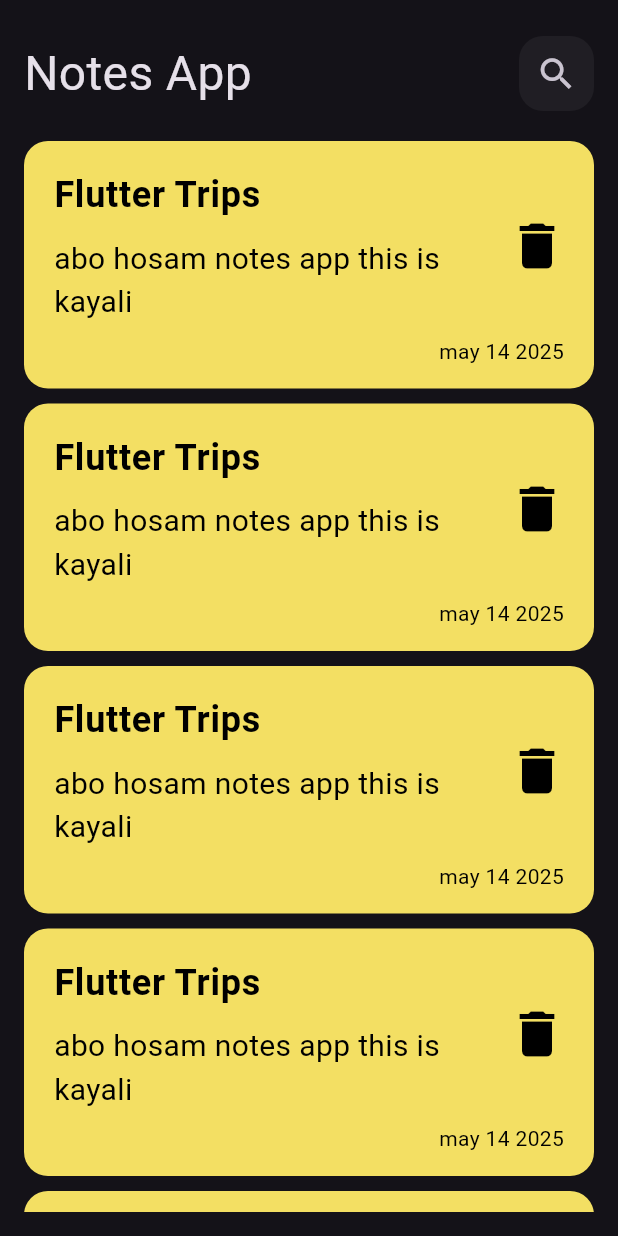
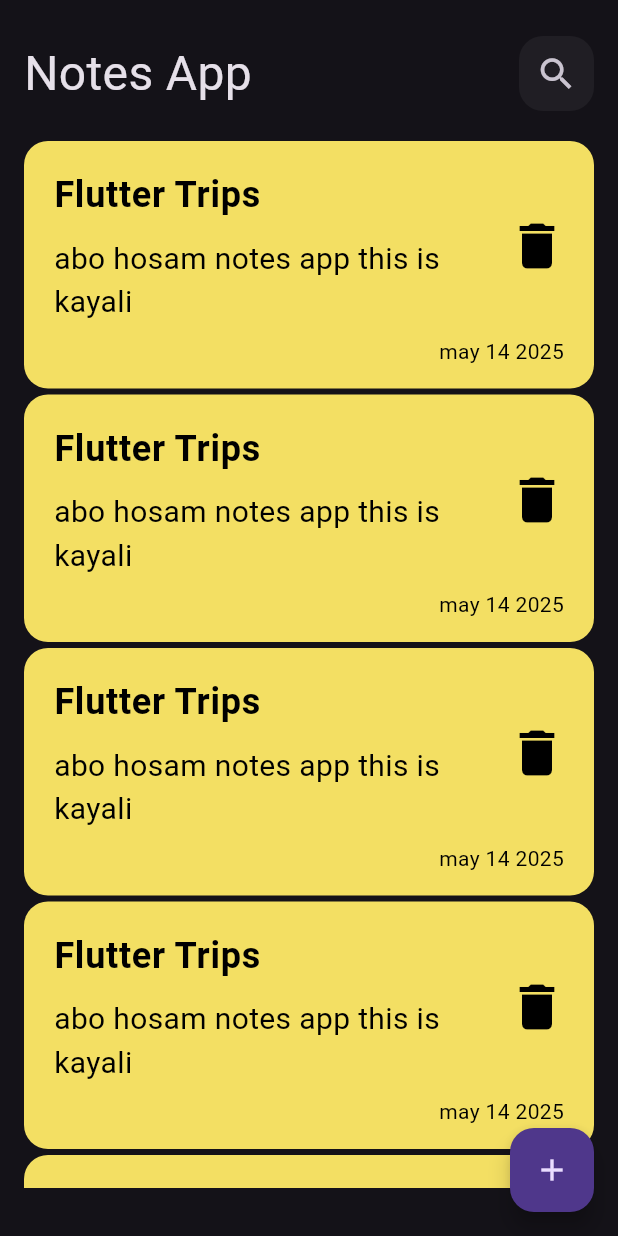
Before and after one commit to ismaeelkayali/noots_app, a Flutter app: the screen it shows after launch, on a phone screen of 412 x 824 dp. Run offline on Flutter 3.47's test engine with Material 3 defaults, Android fonts, the phone set to English and light mode, and no system bars.

Commit message:
add_floatingactionbutton

```diff
--- a/lib/views/nots_app_view.dart
+++ b/lib/views/nots_app_view.dart
@@ -7,6 +7,7 @@
   @override
   Widget build(BuildContext context) {
     return Scaffold(
+      floatingActionButton: FloatingActionButton(onPressed: (){},child: Icon(Icons.add),),
       body: NotsAppBody(),
     );
   }
--- a/lib/views/widget/notes_listview.dart
+++ b/lib/views/widget/notes_listview.dart
@@ -8,7 +8,7 @@
   Widget build(BuildContext context) {
     return ListView.builder(itemBuilder: (context , index){
       return Padding(
-        padding: const EdgeInsets.only(bottom: 10),
+        padding: const EdgeInsets.only(bottom: 4),
         child: CoustemNotesItem(),
       );
     });
--- a/lib/views/widget/nots_app_body.dart
+++ b/lib/views/widget/nots_app_body.dart
@@ -10,7 +10,7 @@
   @override
   Widget build(BuildContext context) {
     return Padding(
-      padding: const EdgeInsets.only(top: 24, left: 16, right: 16, bottom: 16),
+      padding: const EdgeInsets.only(top: 24, left: 16, right: 16, bottom: 32),
       child: Column(
         children: [
           CoustomAppbar(),
```
